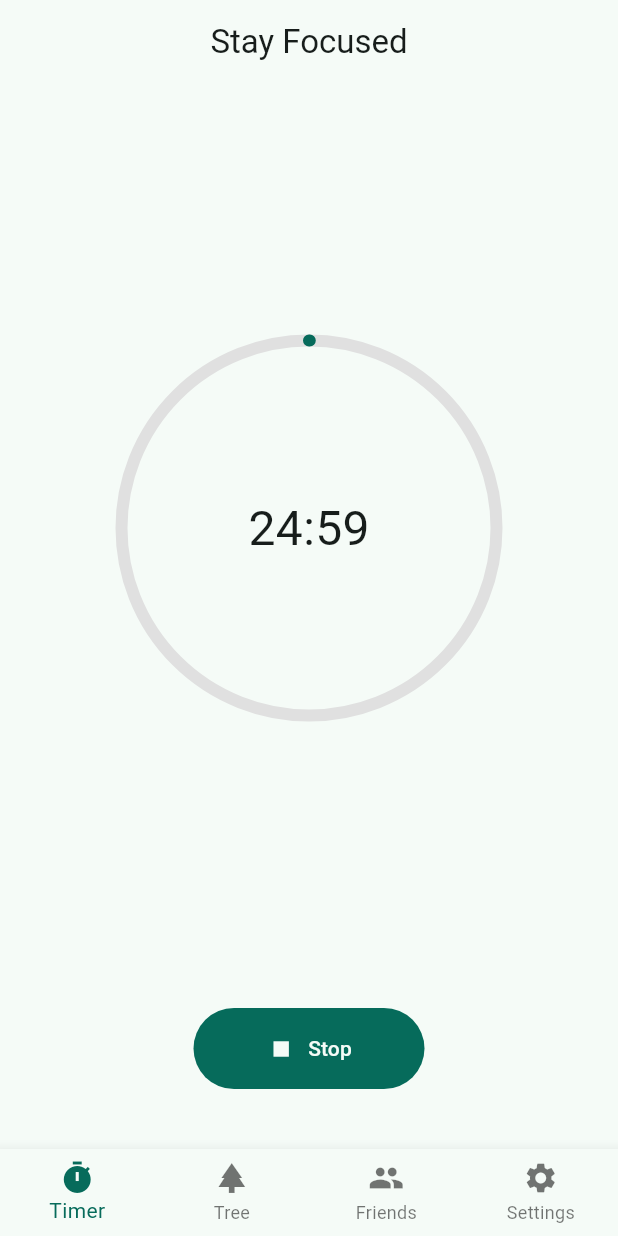
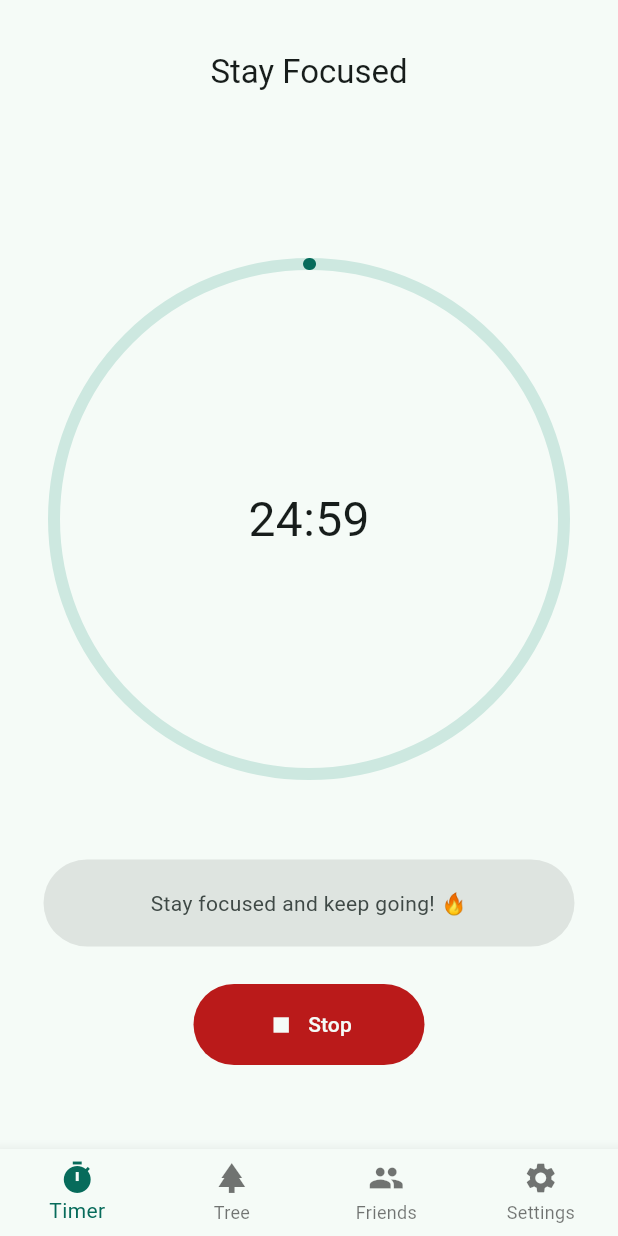
Before and after one commit to Juliangames/phone_away, a Flutter app: the screen it shows after launch, after a tap on "Start", on a phone screen of 412 x 824 dp. Run offline on Flutter 3.47's test engine with Material 3 defaults, Android fonts, the phone set to English and light mode, and no system bars; our stand-ins replace sleek_circular_slider.

Commit message:
TimerPage done

```diff
--- a/lib/screens/timer_page.dart
+++ b/lib/screens/timer_page.dart
@@ -1,5 +1,6 @@
 import 'dart:async';
 import 'package:flutter/material.dart';
+import 'package:phone_away/widgets/motivational_sayings.dart';
 import 'package:sleek_circular_slider/sleek_circular_slider.dart';
 import '../widgets/custom_action_button.dart';
 import '../theme/theme.dart';
@@ -59,33 +60,48 @@ class _TimerPageState extends State<TimerPage> {
     final title = isRunning ? 'Stay Focused' : 'Start Focusing';
 
     return Scaffold(
-      appBar: AppBar(title: Text(title), centerTitle: true),
-      body: Column(
+      appBar: AppBar(
+        toolbarHeight: 80, // Increase height
+        title: Padding(
+          padding: const EdgeInsets.only(top: 16.0), // Top margin inside AppBar
+          child: Text(title),
+        ),
+        centerTitle: true,
+      ),
+      body: Padding(
+        padding: const EdgeInsets.symmetric(
+          horizontal: 16.0,
+        ), // Optional horizontal padding
+        child: LayoutBuilder(
+          builder: (context, constraints) {
+            const double topMargin = 16.0;
+            const double sliderTopMargin = topMargin * 6;
+            const double bottomMargin = topMargin;
+
+            return Column(
               children: [
-          // This Expanded widget pushes the timer to the middle
-          Expanded(
-            child: Center(
-              child: Column(
-                mainAxisAlignment: MainAxisAlignment.center,
-                children: [
-                  SizedBox(
-                    height: 250,
-                    width: 250,
+                const SizedBox(height: sliderTopMargin), // Spacer below AppBar
+                // Circular Slider or Timer
+                Center(
+                  child: SizedBox(
+                    height: 340,
+                    width: 340,
                     child:
                         isRunning
                             ? Stack(
                               alignment: Alignment.center,
                               children: [
                                 SizedBox(
-                                  width: 250,
-                                  height: 250,
+                                  width: 340,
+                                  height: 340,
                                   child: CircularProgressIndicator(
                                     value:
                                         1 -
                                         (remainingSeconds / selectedSeconds),
                                     strokeWidth: 8,
                                     color: AppColors.primaryColor,
-                                    backgroundColor: Colors.grey.shade300,
+                                    backgroundColor:
+                                        AppColors.secondaryContainerColor,
                                     strokeCap: StrokeCap.round,
                                   ),
                                 ),
@@ -99,14 +115,12 @@ class _TimerPageState extends State<TimerPage> {
                               min: 0,
                               max: 10000,
                               initialValue: selectedSeconds.toDouble(),
-                              onChange: (value) {
-                                onTimeChanged(value);
-                              },
+                              onChange: onTimeChanged,
                               innerWidget: (value) {
-                                return Center(
+                                return const Center(
                                   child: Text(
                                     "Image later",
-                                    style: const TextStyle(
+                                    style: TextStyle(
                                       fontSize: 24,
                                       fontWeight: FontWeight.bold,
                                     ),
@@ -117,10 +131,9 @@ class _TimerPageState extends State<TimerPage> {
                                 customWidths: CustomSliderWidths(
                                   trackWidth: 8,
                                   progressBarWidth: 8,
-                                  shadowWidth: 0,
                                   handlerSize: 8,
                                 ),
-                                size: 250,
+                                size: 340,
                                 startAngle: 270,
                                 angleRange: 360,
                                 customColors: CustomSliderColors(
@@ -129,24 +142,34 @@ class _TimerPageState extends State<TimerPage> {
                                   dotColor: AppColors.primaryColor,
                                 ),
                                 infoProperties: InfoProperties(
-                                  modifier: (double value) => '',
+                                  modifier: (_) => '',
                                 ),
                               ),
                             ),
                   ),
-                  const SizedBox(height: 24),
-                  if (!isRunning)
-                    Text(
+                ),
+                const Spacer(),
+                const SizedBox(
+                  height: 32,
+                ), // Space between timer and quote/text
+                // Motivational Saying or Time Text
+                Center(
+                  child:
+                      isRunning
+                          ? const MotivationalSaying(
+                            text: 'Stay focused and keep going! 🔥',
+                          )
+                          : Text(
                             formatTime(selectedSeconds),
                             style: const TextStyle(fontSize: 42),
                           ),
-                ],
                 ),
-            ),
-          ),
-          // This container holds the button at the bottom
-          // At the bottom of your Column (where the button is)
-          CustomActionButton(
+
+                const Spacer(), // Push button to bottom
+                // Bottom Button
+                Padding(
+                  padding: const EdgeInsets.only(bottom: bottomMargin),
+                  child: CustomActionButton(
                     onPressed: () {
                       if (isRunning) {
                         stopTimer();
@@ -156,8 +179,13 @@ class _TimerPageState extends State<TimerPage> {
                     },
                     text: isRunning ? 'Stop' : 'Start',
                     icon: isRunning ? Icons.stop : Icons.play_arrow,
+                    isError: isRunning,
+                  ),
                 ),
               ],
+            );
+          },
+        ),
       ),
     );
   }
--- a/lib/theme/theme.dart
+++ b/lib/theme/theme.dart
@@ -4,8 +4,12 @@ class AppColors {
   static const Color primaryColor = Color(0xFF066B5B);
   static const Color onPrimaryColor = Color(0xFFF5FBF7);
   static const Color surfaceColor = Color(0xFFF5FBF7);
+  static const Color onSurfaceVariantColor = Color(0xFF3F4946);
 
+  static const Color surfaceContainerHighestColor = Color(0xFFDEE4E0);
   static const Color secondaryContainerColor = Color(0xFFCDE8E0);
+
+  static const Color errorColor = Color(0xFFBA1A1A);
 
   // Add more colors if needed:
   // static const Color secondaryColor = ...
--- a/lib/widgets/custom_action_button.dart
+++ b/lib/widgets/custom_action_button.dart
@@ -6,6 +6,7 @@ class CustomActionButton extends StatelessWidget {
   final String text;
   final IconData? icon;
   final bool isFilled;
+  final bool? isError;
 
   const CustomActionButton({
     super.key,
@@ -13,12 +14,18 @@ class CustomActionButton extends StatelessWidget {
     required this.text,
     this.icon,
     this.isFilled = true,
+    this.isError,
   });
 
   @override
   Widget build(BuildContext context) {
     final buttonStyle = FilledButton.styleFrom(
-      backgroundColor: AppColors.primaryColor,
+      backgroundColor:
+          isError == true
+              ? AppColors.errorColor
+              : isFilled
+              ? AppColors.primaryColor
+              : AppColors.surfaceColor,
       foregroundColor: AppColors.onPrimaryColor,
       minimumSize: const Size(154, 54),
       shape: RoundedRectangleBorder(borderRadius: BorderRadius.circular(100)),
--- /dev/null
+++ b/lib/widgets/motivational_sayings.dart
@@ -0,0 +1,32 @@
+import 'package:flutter/material.dart';
+import '../theme/theme.dart';
+
+class MotivationalSaying extends StatelessWidget {
+  final String text;
+
+  const MotivationalSaying({super.key, required this.text});
+
+  @override
+  Widget build(BuildContext context) {
+    final textStyle = TextStyle(
+      fontSize: 14,
+      fontFamily: 'Roboto',
+      fontWeight: FontWeight.w400,
+      height: 1.43,
+      letterSpacing: 0.25,
+      color: AppColors.onSurfaceVariantColor,
+    );
+
+    return Container(
+      width: 354,
+      height: 58,
+      decoration: ShapeDecoration(
+        color: AppColors.surfaceContainerHighestColor,
+        shape: RoundedRectangleBorder(borderRadius: BorderRadius.circular(45)),
+      ),
+      child: Center(
+        child: Text(text, style: textStyle, textAlign: TextAlign.center),
+      ),
+    );
+  }
+}
```
Lines whose indentation alone changed are shown as unchanged.
